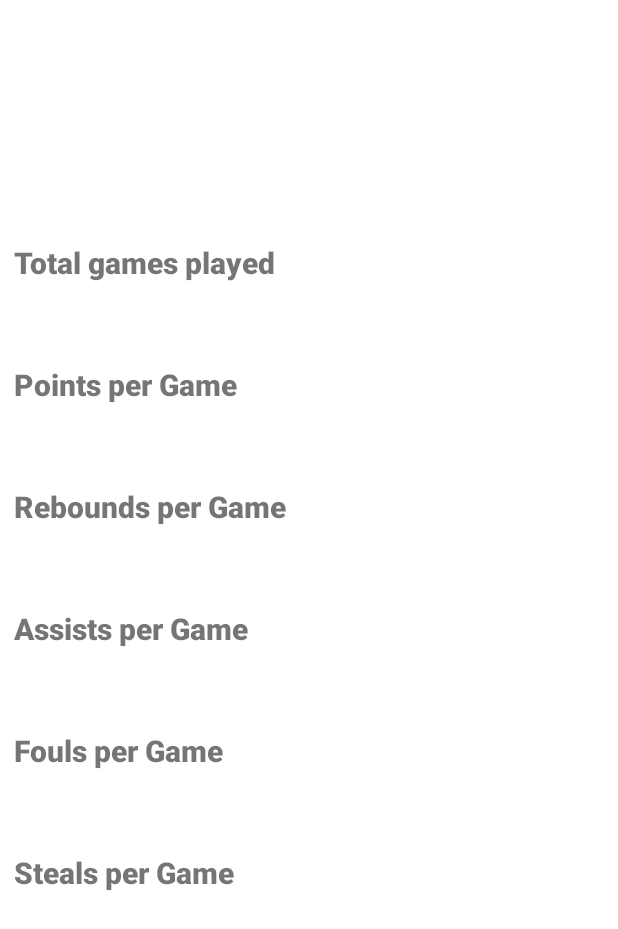
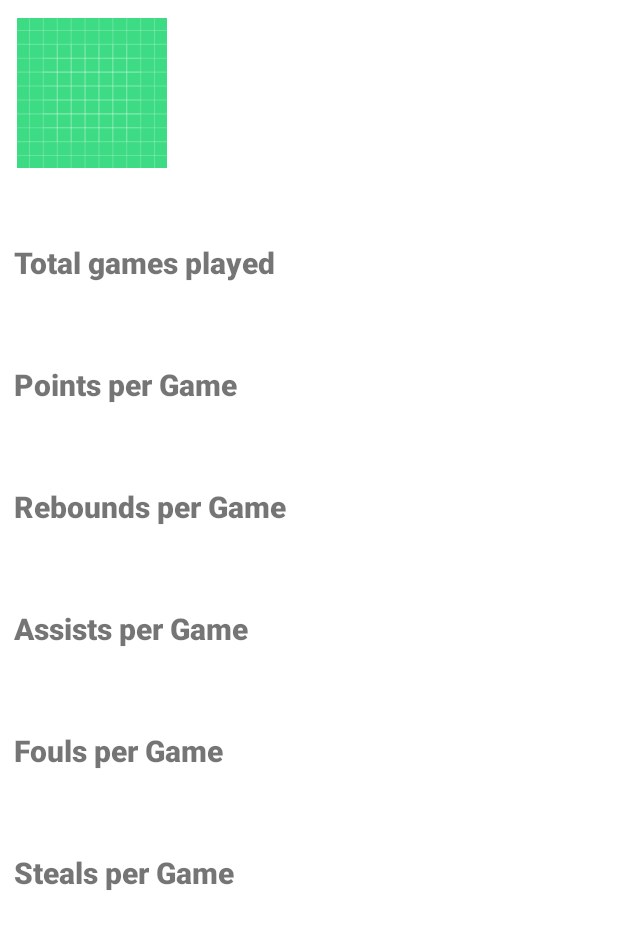
Before and after one commit to guillegarciavalos/TFM, an Android app: the layout activity_player_stats_view.xml on its own in the app's theme, with its tools: preview values and no code run, on a phone screen of 412 x 824 dp. Shown: the top 929 px of the screen. Run offline under Robolectric (Android 15) with nearby library versions, the phone set to English and light mode, and no system bars; Roboto replaces fonts that are not available here.

Commit message:
Version 2

```diff
--- a/app/src/main/java/com/example/myapplication/CustomPlayerAdapter.java
+++ b/app/src/main/java/com/example/myapplication/CustomPlayerAdapter.java
@@ -56,10 +56,12 @@ public class CustomPlayerAdapter extends BaseAdapter {
                 String firstname = listStorage.get(i).firstname;
                 String lastname = listStorage.get(i).lastname;
                 String teamName = listStorage.get(i).teamName;
+                String teamLogo = listStorage.get(i).teamLogo;
                 intent.putExtra("playerId", idPName);
                 intent.putExtra("firstname", firstname);
                 intent.putExtra("lastname", lastname);
                 intent.putExtra("teamName", teamName);
+                intent.putExtra("teamLogo", teamLogo);
                 context.startActivity(intent);
             }
         });
--- a/app/src/main/java/com/example/myapplication/PlayersView.java
+++ b/app/src/main/java/com/example/myapplication/PlayersView.java
@@ -137,7 +137,7 @@ public class PlayersView extends AppCompatActivity {
                 firstname = jsonChildNode.getString("firstname");
                 lastname = jsonChildNode.getString("lastname");
 
-                newPlayerObject = new PlayerObject(idPName, firstname, lastname, teamName);
+                newPlayerObject = new PlayerObject(idPName, firstname, lastname, teamName, teamLogo);
                 jsonObject.add(newPlayerObject);
             }catch(JSONException e){
                 System.out.println("Err" + e);
--- a/app/src/main/res/layout/activity_player_stats_view.xml
+++ b/app/src/main/res/layout/activity_player_stats_view.xml
@@ -14,33 +14,51 @@
         android:layout_height="match_parent"
         tools:context=".PlayerStatsView">
 
-        <LinearLayout
+        <RelativeLayout
             android:id="@+id/header"
             android:layout_width="match_parent"
-            android:orientation="vertical"
-            android:layout_height="120dp">
+            android:layout_height="120dp"
+            android:orientation="vertical">
+
+            <ImageView
+                android:id="@+id/teamLogoIv"
+                android:layout_width="100dp"
+                android:layout_height="100dp"
+                android:layout_alignParentStart="true"
+                android:layout_alignParentTop="true"
+                android:layout_gravity="center_vertical"
+                android:layout_marginStart="11dp"
+                android:layout_marginTop="12dp"
+                app:srcCompat="@drawable/ic_launcher_background" />
 
             <TextView
                 android:id="@+id/playerNameTv"
                 android:layout_width="wrap_content"
                 android:layout_height="wrap_content"
+                android:layout_alignParentTop="true"
                 android:layout_gravity="center_vertical"
                 android:layout_marginStart="20dp"
+                android:layout_marginTop="10dp"
+                android:layout_toEndOf="@+id/teamLogoIv"
                 android:fontFamily="sans-serif-black"
-                android:textSize="30sp"
                 android:textColor="@color/black"
+                android:textSize="25sp"
                 android:textStyle="bold" />
+
             <TextView
                 android:id="@+id/teamTv"
                 android:layout_width="wrap_content"
                 android:layout_height="wrap_content"
+                android:layout_alignParentTop="true"
                 android:layout_gravity="center_vertical"
                 android:layout_marginStart="20dp"
+                android:layout_marginTop="50dp"
+                android:layout_toEndOf="@+id/teamLogoIv"
                 android:fontFamily="sans-serif-black"
+                android:textColor="@color/black"
                 android:textSize="20sp"
-                android:textColor="@color/black"
                 android:textStyle="bold" />
-        </LinearLayout>
+        </RelativeLayout>
 
         <TableLayout
             android:layout_width="match_parent"
```
Also changed, not shown: app/src/main/java/com/example/myapplication/PlayerObject.java (+7 -5 lines), app/src/main/java/com/example/myapplication/PlayerStatsView.java (+8 -4 lines).
